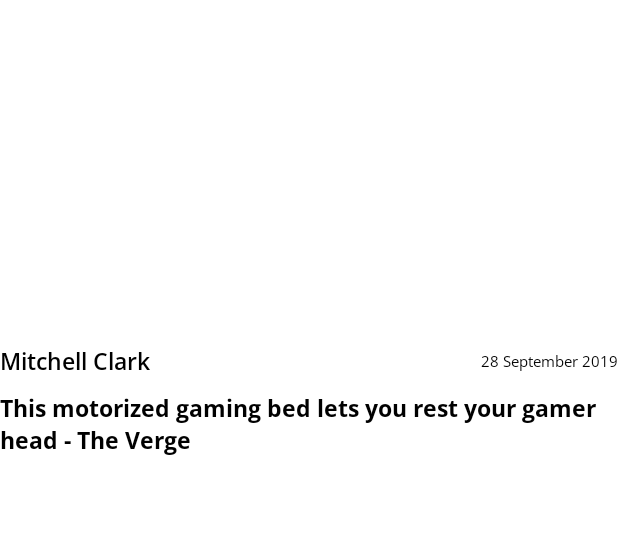
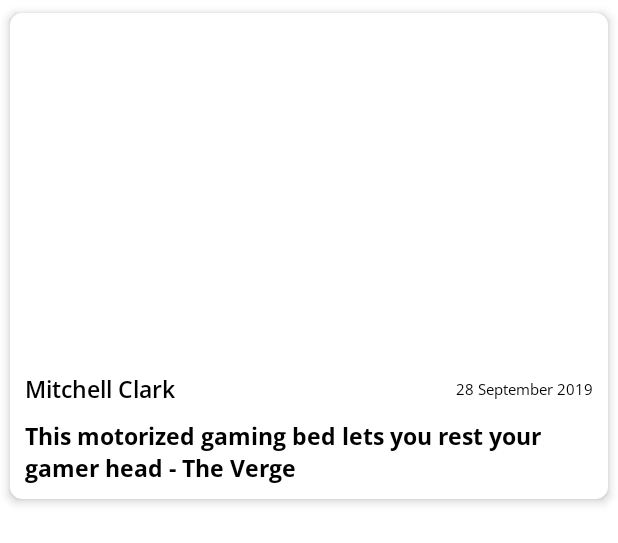
Before and after one commit to DaffaNaufalRachmat123/newsapp, an Android app: the layout item_news.xml on its own in the app's theme, with its tools: preview values and no code run, on a phone screen of 412 x 824 dp. Shown: the top 543 px of the screen. Run offline under Robolectric (Android 15) with nearby library versions, the phone set to English and light mode, and no system bars.

Commit message:
- Some Changes and Add Items

```diff
--- a/Common/src/main/java/com/android/saltnews/common/extension/ImageExt.kt
+++ b/Common/src/main/java/com/android/saltnews/common/extension/ImageExt.kt
@@ -32,7 +32,6 @@ fun getGlideOptions(
 
     val options = RequestOptions()
         .diskCacheStrategy(DiskCacheStrategy.ALL)
-        .format(if (isLowRamDevice) DecodeFormat.PREFER_RGB_565 else DecodeFormat.PREFER_ARGB_8888)
         .downsample(DownsampleStrategy.CENTER_INSIDE)
         .priority(Priority.HIGH)
         .dontAnimate()
--- a/app/src/main/res/values/ic_launcher_background.xml
+++ b/app/src/main/res/values/ic_launcher_background.xml
@@ -1,4 +1,4 @@
 <?xml version="1.0" encoding="utf-8"?>
 <resources>
-    <color name="ic_launcher_background">#2196F3</color>
+    <color name="ic_launcher_background">@color/material_color_pink</color>
 </resources>
--- a/features/HomeNews/src/main/java/com/android/saltnews/homenews/MainHomeActivity.kt
+++ b/features/HomeNews/src/main/java/com/android/saltnews/homenews/MainHomeActivity.kt
@@ -12,11 +12,12 @@ import com.android.saltnews.homenews.adapter.HomeNewsAdapter
 import com.android.saltnews.homenews.databinding.MainHomeActivityBinding
 import com.android.saltnews.navigation.Activities
 import com.android.saltnews.navigation.startFeature
+import com.github.ajalt.timberkt.Timber.d
 
 class MainHomeActivity : BaseActivity<HomeViewModel>(R.layout.main_home_activity) {
     private val binding by binding<MainHomeActivityBinding>()
     private val country = "us"
-    private val category = "technology"
+    private val category = "science"
     private var page = 1
     private var totalResult = 0
     private val pageSize = 5
@@ -40,6 +41,8 @@ class MainHomeActivity : BaseActivity<HomeViewModel>(R.layout.main_home_activity
                     if(state.data.articles.size > 0){
                         stateLayout.showContent()
                         newsAdapter?.setNewData(state.data.articles)
+                        d { "url : ${state.data.articles[2].url}"}
+                        d { "image source url : ${state.data.articles[2].urlToImage}"}
                         var nextPage : String? = null
                         if(totalResult < state.data.totalResults){
                             totalResult += pageSize
--- a/features/HomeNews/src/main/res/layout/item_news.xml
+++ b/features/HomeNews/src/main/res/layout/item_news.xml
@@ -1,11 +1,19 @@
 <?xml version="1.0" encoding="utf-8"?>
-<androidx.constraintlayout.widget.ConstraintLayout xmlns:android="http://schemas.android.com/apk/res/android"
+<androidx.cardview.widget.CardView
+    xmlns:android="http://schemas.android.com/apk/res/android"
     android:layout_width="match_parent"
     android:layout_height="wrap_content"
-    android:paddingBottom="15dp"
-    android:foreground="?attr/selectableItemBackground"
+    app:cardElevation="4dp"
+    app:cardCornerRadius="8dp"
+    app:cardUseCompatPadding="true"
     xmlns:app="http://schemas.android.com/apk/res-auto"
     xmlns:tools="http://schemas.android.com/tools">
+    <androidx.constraintlayout.widget.ConstraintLayout
+        android:layout_width="match_parent"
+        android:paddingBottom="15dp"
+        android:padding="10dp"
+        android:foreground="?attr/selectableItemBackground"
+        android:layout_height="wrap_content">
         <ImageView
             android:id="@+id/imageNews"
             android:layout_width="0dp"
@@ -52,3 +60,4 @@
             app:layout_constraintStart_toStartOf="parent"
             app:layout_constraintEnd_toEndOf="parent"/>
     </androidx.constraintlayout.widget.ConstraintLayout>
+</androidx.cardview.widget.CardView>
--- a/features/HomeNews/src/main/res/layout/main_home_activity.xml
+++ b/features/HomeNews/src/main/res/layout/main_home_activity.xml
@@ -2,7 +2,6 @@
 <androidx.constraintlayout.widget.ConstraintLayout xmlns:android="http://schemas.android.com/apk/res/android"
     android:layout_width="match_parent"
     android:layout_height="match_parent"
-    android:padding="15dp"
     xmlns:app="http://schemas.android.com/apk/res-auto">
     <androidx.constraintlayout.widget.ConstraintLayout
         android:layout_width="0dp"
@@ -19,12 +18,16 @@
             android:fontFamily="@font/opensans_semibold"
             android:textSize="20sp"
             android:text="Technology"
+            android:layout_marginStart="15dp"
+            android:layout_marginEnd="15dp"
+            android:layout_marginTop="15dp"
             app:layout_constraintStart_toStartOf="parent"
             app:layout_constraintTop_toTopOf="parent"/>
         <ImageView
             android:id="@+id/icNews"
             android:layout_width="26dp"
             android:layout_height="26dp"
+            android:layout_marginEnd="15dp"
             app:srcCompat="@drawable/ic_newspaper"
             app:layout_constraintEnd_toEndOf="parent"
             app:layout_constraintTop_toTopOf="@id/titleText"
```
Also changed, not shown: 3 other files. Lines whose indentation alone changed are shown as unchanged.
